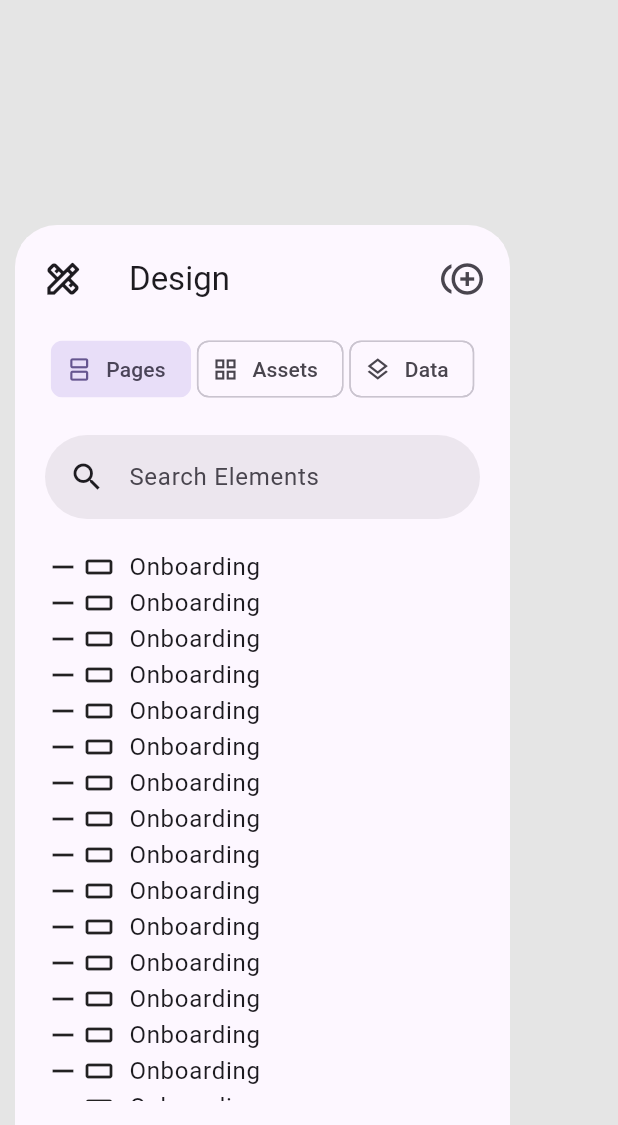
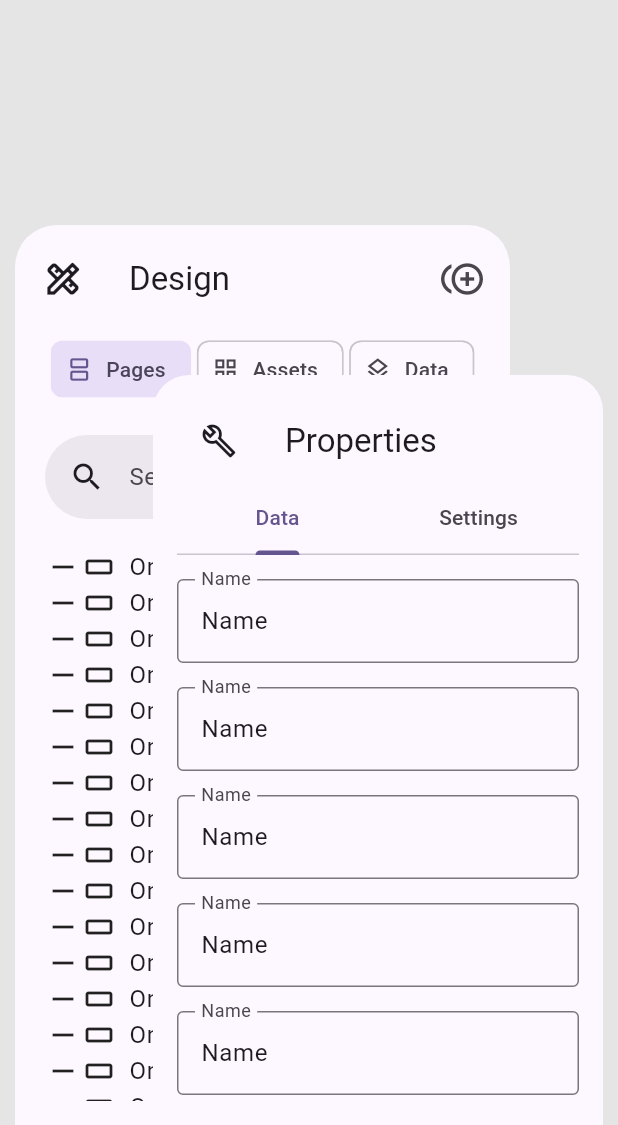
Before and after one commit to schemafx/client, a Flutter app: the screen it shows after launch, on a phone screen of 412 x 824 dp, the part 111-1236 px from its top. Run offline on Flutter 3.47's test engine with Material 3 defaults, Android fonts, the phone set to English and light mode, and no system bars.

Commit message:
Created Properties Panel

```diff
--- a/lib/editor/app.dart
+++ b/lib/editor/app.dart
@@ -1,4 +1,5 @@
 import 'package:flutter/material.dart';
+import './pages/properties.dart';
 import './pages/action_bar.dart';
 import './pages/design.dart';
 
@@ -17,6 +18,13 @@ class App extends StatelessWidget {
           child: DesignScreen(),
         ),
         Positioned(right: 10, top: 10, child: ActionBar()),
+        Positioned(
+          bottom: 0,
+          right: 10,
+          height: 500,
+          width: 300,
+          child: PropertiesPanel(),
+        ),
       ],
     );
   }
--- /dev/null
+++ b/lib/editor/pages/properties.dart
@@ -0,0 +1,125 @@
+import 'package:flutter/material.dart';
+
+class PropertiesPanel extends StatelessWidget {
+  const PropertiesPanel({super.key});
+
+  @override
+  Widget build(BuildContext context) {
+    return Container(
+      width: 320,
+      padding: const EdgeInsets.all(16.0),
+      decoration: BoxDecoration(
+        color: Theme.of(context).colorScheme.surface,
+        borderRadius: BorderRadiusGeometry.directional(
+          topStart: Radius.circular(24),
+          topEnd: Radius.circular(24),
+        ),
+      ),
+      child: DefaultTabController(
+        length: 2,
+        child: Scaffold(
+          appBar: AppBar(
+            leading: Icon(Icons.build_outlined),
+            title: Text('Properties'),
+            bottom: TabBar(
+              tabs: [
+                Tab(text: "Data"),
+                Tab(text: "Settings"),
+              ],
+            ),
+          ),
+          body: TabBarView(
+            children: [
+              // Data
+              SingleChildScrollView(
+                padding: EdgeInsetsGeometry.symmetric(vertical: 16),
+                child: Column(
+                  spacing: 16,
+                  children: [
+                    List.generate(
+                      15,
+                      // TODO: Appropriate fields.
+                      (index) => TextFormField(
+                        initialValue: 'Name',
+                        decoration: InputDecoration(
+                          labelText: 'Name',
+                          border: const OutlineInputBorder(),
+                        ),
+                      ),
+                    ),
+                    [
+                      ExpansionTile(
+                        title: const Text('Advanced'),
+                        shape: Border(),
+                        childrenPadding: EdgeInsetsGeometry.only(top: 16),
+                        children: [
+                          Column(
+                            spacing: 16,
+                            children: List.generate(
+                              5,
+                              // TODO: Appropriate fields.
+                              (index) => TextFormField(
+                                initialValue: 'Name',
+                                decoration: InputDecoration(
+                                  labelText: 'Name',
+                                  border: const OutlineInputBorder(),
+                                ),
+                              ),
+                            ),
+                          ),
+                        ],
+                      ),
+                    ],
+                  ].expand((innerList) => innerList).toList(),
+                ),
+              ),
+              // Settings
+              SingleChildScrollView(
+                padding: EdgeInsetsGeometry.symmetric(vertical: 16),
+                child: Column(
+                  spacing: 16,
+                  children: [
+                    List.generate(
+                      15,
+                      // TODO: Handle Appropriate Fields
+                      (index) => TextFormField(
+                        initialValue: 'Name',
+                        decoration: InputDecoration(
+                          labelText: 'Name',
+                          border: const OutlineInputBorder(),
+                        ),
+                      ),
+                    ),
+                    [
+                      ExpansionTile(
+                        title: const Text('Advanced'),
+                        shape: Border(),
+                        childrenPadding: EdgeInsetsGeometry.only(top: 16),
+                        children: [
+                          Column(
+                            spacing: 16,
+                            children: List.generate(
+                              5,
+                              // TODO: Appropriate fields.
+                              (index) => TextFormField(
+                                initialValue: 'Name',
+                                decoration: InputDecoration(
+                                  labelText: 'Name',
+                                  border: const OutlineInputBorder(),
+                                ),
+                              ),
+                            ),
+                          ),
+                        ],
+                      ),
+                    ],
+                  ].expand((innerList) => innerList).toList(),
+                ),
+              ),
+            ],
+          ),
+        ),
+      ),
+    );
+  }
+}
```
